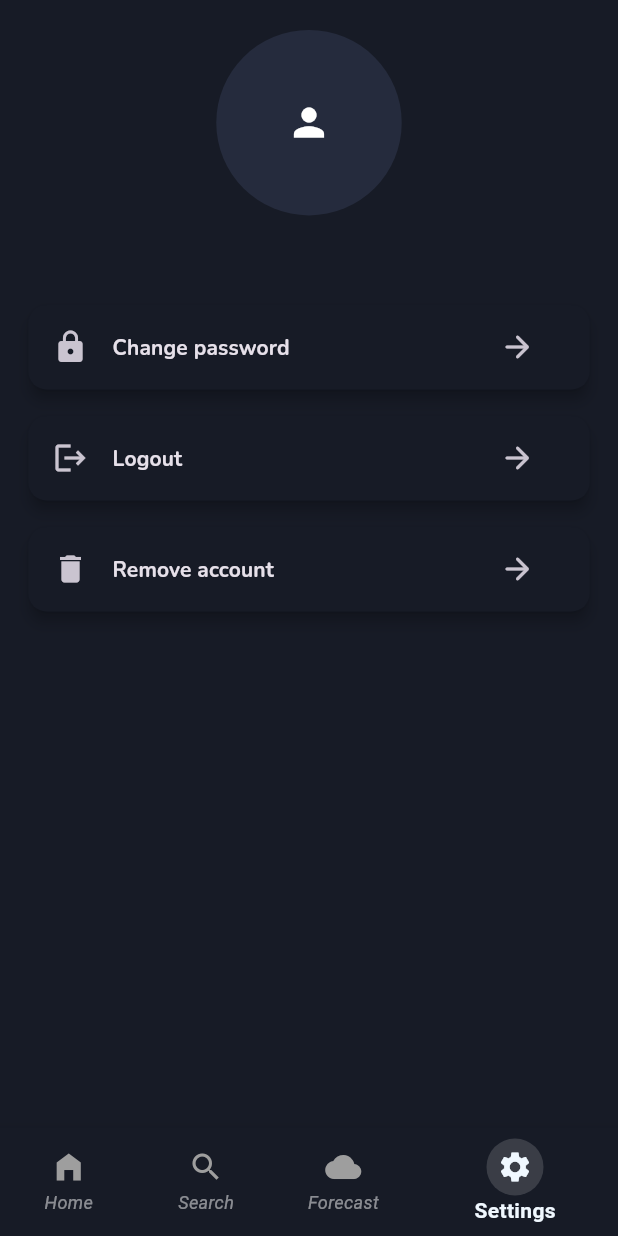
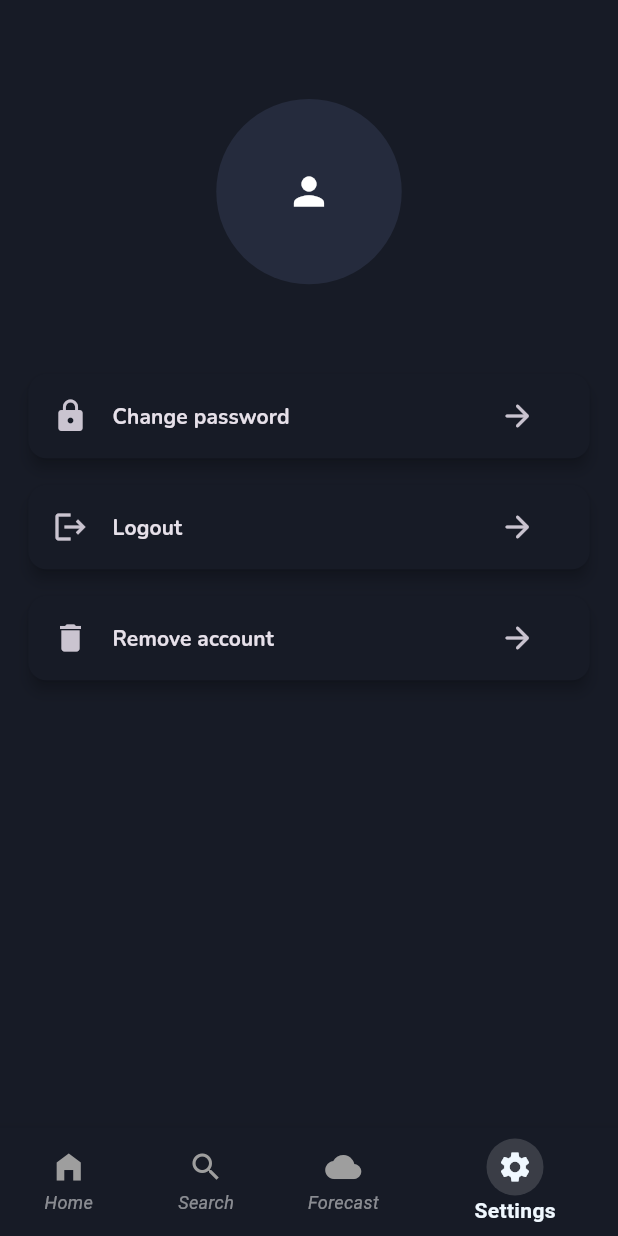
Before and after one commit to DevAdedoyin/weatherapp, a Flutter app: the Dashboard screen opened by its route, item 4 of the bottom bar chosen, on a phone screen of 412 x 824 dp. Run offline on Flutter 3.47's test engine with Material 3 defaults, Android fonts, the phone set to English and light mode, and no system bars; our stand-ins replace firebase_auth, firebase_core, flutter_dotenv, flutter_riverpod, font_awesome_flutter, geolocator and 8 more; missing offline and left inert: field_suggestion, flutter_facebook_auth, flutter_login_facebook, location_geocoder; accounts and stored records are empty; network calls fail.

```diff
--- a/lib/src/features/weather/presentation/dashboard/dashboard.dart
+++ b/lib/src/features/weather/presentation/dashboard/dashboard.dart
@@ -1,3 +1,4 @@
+import 'package:firebase_auth/firebase_auth.dart';
 import 'package:flutter/material.dart';
 import 'package:flutter_riverpod/flutter_riverpod.dart';
 import 'package:weatherapp/src/constants/app_colors.dart';
@@ -15,6 +16,8 @@ class Dashboard extends ConsumerStatefulWidget {
 }
 
 class _DashboardState extends ConsumerState<Dashboard> {
+  final currentUser = FirebaseAuth.instance.currentUser;
+
   static const List<Widget> _pages = [
     HomePage(),
     SearchPage(),
@@ -22,16 +25,54 @@ class _DashboardState extends ConsumerState<Dashboard> {
     SettingsPage()
   ];
 
+  static const List<Widget> _unAuthpUserPages = [
+    HomePage(),
+    DailyForecastPage(),
+  ];
+
   @override
   Widget build(BuildContext context) {
     final currentIndex = ref.watch(bottomNavState);
-    return SafeArea(
-      child: Scaffold(
+    return Scaffold(
       body: SizedBox(
         width: double.maxFinite,
-          child: _pages.elementAt(currentIndex),
+        child: currentUser == null
+            ? _unAuthpUserPages.elementAt(currentIndex)
+            : _pages.elementAt(currentIndex),
       ),
-        bottomNavigationBar: BottomNavigationBar(
+      bottomNavigationBar: currentUser == null
+          ? BottomNavigationBar(
+              items: [
+                BottomNavigationBarItem(
+                  backgroundColor: AppColors.scaffoldBgColor,
+                  icon: currentIndex == 0
+                      ? Container(
+                          decoration: BoxDecoration(
+                              color: Colors.white54.withOpacity(0.15),
+                              borderRadius: BorderRadius.circular(20)),
+                          padding: const EdgeInsets.symmetric(
+                              horizontal: 7, vertical: 7),
+                          child: const Icon(Icons.home_filled))
+                      : const Icon(Icons.home_filled),
+                  label: "Home",
+                ),
+                BottomNavigationBarItem(
+                    backgroundColor: AppColors.scaffoldBgColor,
+                    icon: currentIndex == 2
+                        ? Container(
+                            decoration: BoxDecoration(
+                                color: Colors.white54.withOpacity(0.15),
+                                borderRadius: BorderRadius.circular(20)),
+                            padding: const EdgeInsets.symmetric(
+                                horizontal: 7, vertical: 7),
+                            child: const Icon(Icons.wb_cloudy))
+                        : const Icon(Icons.wb_cloudy),
+                    label: "Forecast"),
+              ],
+              currentIndex: currentIndex,
+              onTap: (index) => ref.read(bottomNavState.notifier).state = index,
+            )
+          : BottomNavigationBar(
               items: [
                 BottomNavigationBarItem(
                   backgroundColor: AppColors.scaffoldBgColor,
@@ -86,7 +127,6 @@ class _DashboardState extends ConsumerState<Dashboard> {
               currentIndex: currentIndex,
               onTap: (index) => ref.read(bottomNavState.notifier).state = index,
             ),
-      ),
     );
   }
 }
--- a/lib/src/features/weather/presentation/dashboard_pages/search_page.dart
+++ b/lib/src/features/weather/presentation/dashboard_pages/search_page.dart
@@ -80,7 +80,7 @@ class _SearchPageState extends ConsumerState<SearchPage> {
         // height: 30,
         child: Column(
           children: [
-            verticalGap(10),
+            verticalGap(size.height * 0.06),
             SizedBox(
               width: size.width * 0.9,
               child: FieldSuggestion<SearchSuggestionModel>(
--- a/lib/src/features/weather/presentation/dashboard_pages/settings_page.dart
+++ b/lib/src/features/weather/presentation/dashboard_pages/settings_page.dart
@@ -24,7 +24,7 @@ class _SettingsPageState extends ConsumerState<SettingsPage> {
     return SingleChildScrollView(
       child: Column(
         children: [
-          verticalGap(20),
+          verticalGap(size.height * 0.08),
           SizedBox(
             child: user?.photoURL == null
                 ? Container(
```
Also changed, not shown: lib/src/features/geo_location/presentation/user_location.dart (+26 -4 lines), lib/src/features/weather/presentation/dashboard_pages/daily_forecast_page.dart (+4 -4 lines). Lines whose indentation alone changed are shown as unchanged.
